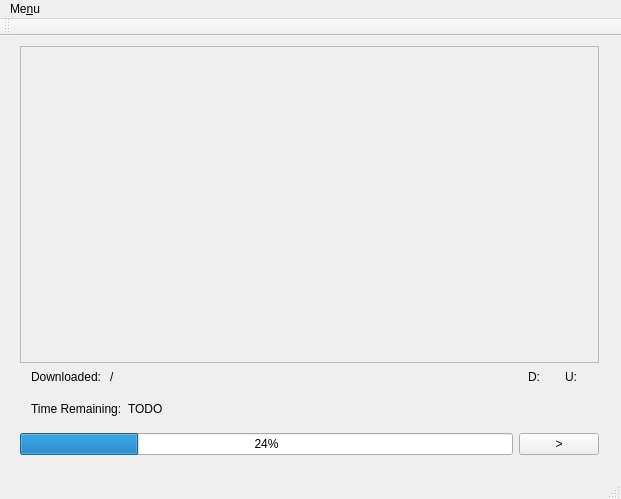
First picture: the form in mainwindow.ui, repository Unvanquished/updater, before the edit.
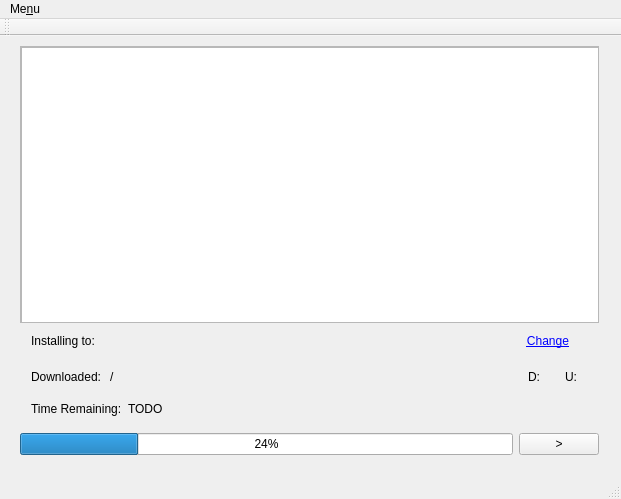
Second picture: the form after the edit.

Diff of the .ui file:
```diff
--- a/mainwindow.ui
+++ b/mainwindow.ui
@@ -23,8 +23,8 @@
       <height>431</height>
      </rect>
     </property>
-    <layout class="QGridLayout" name="gridLayout" rowstretch="0,0,0,1" columnstretch="0,1">
-     <item row="3" column="0">
+    <layout class="QGridLayout" name="gridLayout" rowstretch="0,0,0,0,0" columnstretch="0,0">
+     <item row="4" column="0">
       <widget class="QProgressBar" name="progressBar">
        <property name="sizePolicy">
         <sizepolicy hsizetype="Minimum" vsizetype="Fixed">
@@ -37,19 +37,6 @@
        </property>
       </widget>
      </item>
-     <item row="3" column="1">
-      <widget class="QPushButton" name="updateButton">
-       <property name="sizePolicy">
-        <sizepolicy hsizetype="MinimumExpanding" vsizetype="Fixed">
-         <horstretch>1</horstretch>
-         <verstretch>0</verstretch>
-        </sizepolicy>
-       </property>
-       <property name="text">
-        <string>&gt;</string>
-       </property>
-      </widget>
-     </item>
      <item row="0" column="0" colspan="2">
       <widget class="QScrollArea" name="scrollArea">
        <property name="widgetResizable">
@@ -61,13 +48,29 @@
           <x>0</x>
           <y>0</y>
           <width>597</width>
-          <height>339</height>
+          <height>309</height>
          </rect>
         </property>
+        <property name="sizePolicy">
+         <sizepolicy hsizetype="Minimum" vsizetype="Minimum">
+          <horstretch>0</horstretch>
+          <verstretch>0</verstretch>
+         </sizepolicy>
+        </property>
+        <widget class="QListView" name="listView">
+         <property name="geometry">
+          <rect>
+           <x>0</x>
+           <y>0</y>
+           <width>601</width>
+           <height>311</height>
+          </rect>
+         </property>
+        </widget>
        </widget>
       </widget>
      </item>
-     <item row="2" column="0" colspan="2">
+     <item row="3" column="0" colspan="2">
       <widget class="QWidget" name="horizontalWidget_2" native="true">
        <layout class="QHBoxLayout" name="horizontalLayout_2">
         <property name="topMargin">
@@ -102,7 +105,7 @@
        </layout>
       </widget>
      </item>
-     <item row="1" column="0" colspan="2">
+     <item row="2" column="0" colspan="2">
       <widget class="QWidget" name="horizontalWidget" native="true">
        <layout class="QHBoxLayout" name="horizontalLayout" stretch="0,1,0,1,0,0,0,0">
         <property name="spacing">
@@ -212,12 +215,75 @@
        </layout>
       </widget>
      </item>
+     <item row="4" column="1">
+      <widget class="QPushButton" name="updateButton">
+       <property name="sizePolicy">
+        <sizepolicy hsizetype="MinimumExpanding" vsizetype="Fixed">
+         <horstretch>1</horstretch>
+         <verstretch>0</verstretch>
+        </sizepolicy>
+       </property>
+       <property name="text">
+        <string>&gt;</string>
+       </property>
+      </widget>
+     </item>
+     <item row="1" column="0" colspan="2">
+      <widget class="QWidget" name="horizontalWidget" native="true">
+       <layout class="QHBoxLayout" name="horizontalLayout_4">
+        <property name="topMargin">
+         <number>1</number>
+        </property>
+        <item>
+         <widget class="QLabel" name="label_2">
+          <property name="sizePolicy">
+           <sizepolicy hsizetype="Maximum" vsizetype="Preferred">
+            <horstretch>0</horstretch>
+            <verstretch>0</verstretch>
+           </sizepolicy>
+          </property>
+          <property name="text">
+           <string>Installing to:</string>
+          </property>
+         </widget>
+        </item>
+        <item>
+         <widget class="QLabel" name="installLocation">
+          <property name="text">
+           <string/>
+          </property>
+         </widget>
+        </item>
+        <item>
+         <widget class="QPushButton" name="changeInstallButton">
+          <property name="sizePolicy">
+           <sizepolicy hsizetype="Maximum" vsizetype="Fixed">
+            <horstretch>0</horstretch>
+            <verstretch>0</verstretch>
+           </sizepolicy>
+          </property>
+          <property name="styleSheet">
+           <string notr="true">color: blue; 
+text-decoration: underline;</string>
+          </property>
+          <property name="text">
+           <string>Change</string>
+          </property>
+          <property name="flat">
+           <bool>true</bool>
+          </property>
+         </widget>
+        </item>
+       </layout>
+      </widget>
+     </item>
     </layout>
     <zorder>progressBar</zorder>
     <zorder>scrollArea</zorder>
     <zorder>updateButton</zorder>
     <zorder>horizontalWidget</zorder>
     <zorder>horizontalWidget_2</zorder>
+    <zorder>horizontalWidget</zorder>
    </widget>
   </widget>
   <widget class="QMenuBar" name="menuBar">
```
